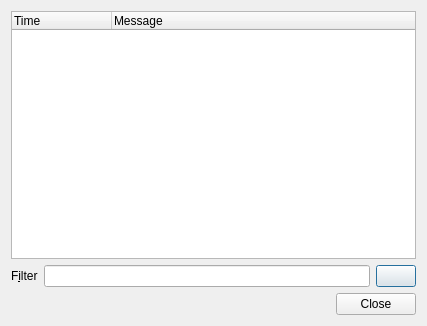
This is src/dialogs/logdialogclass.ui in FrenchDilettante/dbmaster as Qt 5 draws it before an edit. The edited form follows.
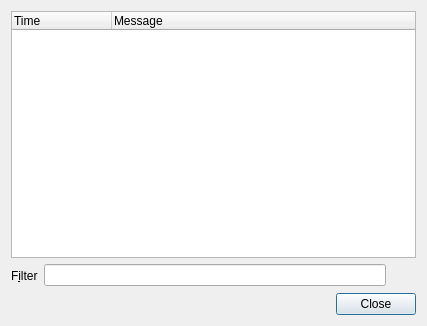
This is the edited form. Icons and pictures are not drawn.

Commit message: Divers boutons en AutoRaise

The edit to the form file:
```diff
--- a/src/dialogs/logdialogclass.ui
+++ b/src/dialogs/logdialogclass.ui
@@ -27,23 +27,6 @@
    <item row="1" column="1">
     <widget class="QLineEdit" name="lineEdit"/>
    </item>
-   <item row="1" column="2">
-    <widget class="QPushButton" name="pushButton">
-     <property name="text">
-      <string/>
-     </property>
-     <property name="icon">
-      <iconset resource="../icons.qrc">
-       <normaloff>:/img/clear_left.png</normaloff>:/img/clear_left.png</iconset>
-     </property>
-     <property name="iconSize">
-      <size>
-       <width>16</width>
-       <height>16</height>
-      </size>
-     </property>
-    </widget>
-   </item>
    <item row="2" column="0" colspan="3">
     <widget class="QDialogButtonBox" name="buttonBox">
      <property name="standardButtons">
@@ -68,6 +51,16 @@
      </column>
     </widget>
    </item>
+   <item row="1" column="2">
+    <widget class="QToolButton" name="clearButton">
+     <property name="text">
+      <string/>
+     </property>
+     <property name="autoRaise">
+      <bool>true</bool>
+     </property>
+    </widget>
+   </item>
   </layout>
  </widget>
  <resources>
```
Left out of the diff: 14 changed lines with no effect on the pictures. The commit also changes 2 other files.
